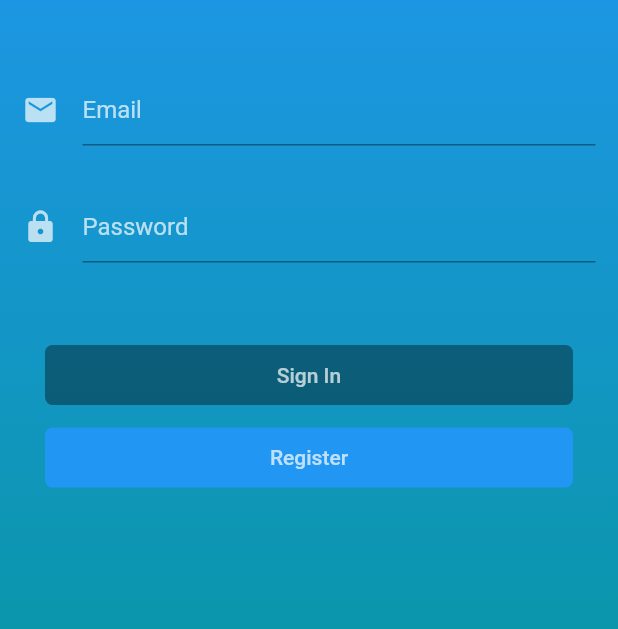
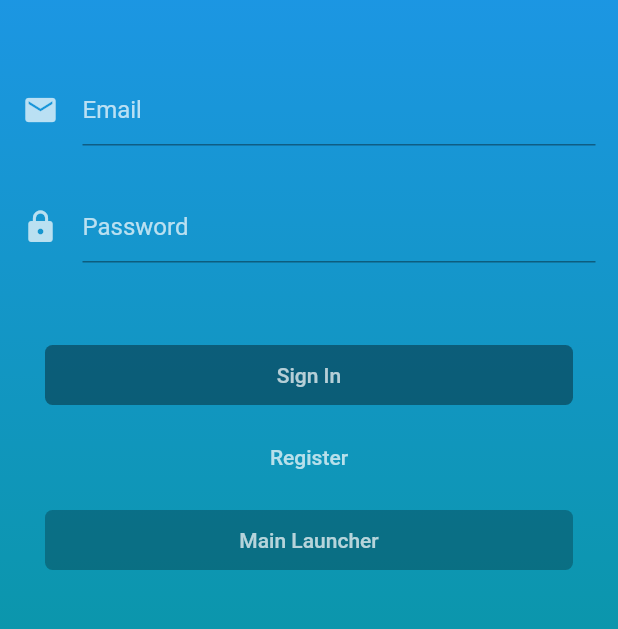
Before and after one commit to AditPutraDev/education, a Flutter app: the screen it shows after launch, on a phone screen of 412 x 824 dp, the part 192-821 px from its top. Run offline on Flutter 3.47's test engine with Material 2 defaults, Android fonts, the phone set to English and light mode, and no system bars; our stand-ins replace shared_preferences.

```diff
--- a/lib/login_page.dart
+++ b/lib/login_page.dart
@@ -40,10 +40,10 @@ class _LoginPageState extends State<LoginPage> {
     );
   }
 
-  signIn(String email, pass) async {
+  signIn(String email, password) async {
     SharedPreferences sharedPreferences = await SharedPreferences.getInstance();
-    Map data = {'email': email, 'password': pass};
-    var jsonResponse = null;
+    Map data = {'email': email, 'password': password};
+    var jsonResponse;
     var response = await http.post("http://comic.id/api-ecourse/user/login.php",
         body: data);
     if (response.statusCode == 200) {
@@ -102,9 +102,26 @@ class _LoginPageState extends State<LoginPage> {
                       MaterialPageRoute(builder: (context) => RegisterPage()));
                 },
                 elevation: 0.0,
-                color: Colors.blue,
+                color: Colors.transparent,
                 child:
                     Text("Register", style: TextStyle(color: Colors.white70)),
+                shape: RoundedRectangleBorder(
+                    borderRadius: BorderRadius.circular(5)),
+              )),
+          Container(
+              width: MediaQuery.of(context).size.width,
+              height: 40,
+              padding: EdgeInsets.symmetric(horizontal: 15),
+              margin: EdgeInsets.only(top: 15),
+              child: RaisedButton(
+                onPressed: () {
+                  Navigator.push(context,
+                      MaterialPageRoute(builder: (context) => MainPage()));
+                },
+                elevation: 0.0,
+                color: Colors.black26,
+                child:
+                Text("Main Launcher", style: TextStyle(color: Colors.white70)),
                 shape: RoundedRectangleBorder(
                     borderRadius: BorderRadius.circular(5)),
               )),
@@ -133,7 +150,7 @@ class _LoginPageState extends State<LoginPage> {
               hintStyle: TextStyle(color: Colors.white70),
             ),
           ),
-          SizedBox(height: 30.0),
+          SizedBox(height: 30),
           TextFormField(
             controller: passwordController,
             cursorColor: Colors.white,
@@ -159,7 +176,7 @@ class _LoginPageState extends State<LoginPage> {
       child: Text("Education",
           style: TextStyle(
               color: Colors.white70,
-              fontSize: 40.0,
+              fontSize: 40,
               fontWeight: FontWeight.bold)),
     );
   }
--- a/lib/main.dart
+++ b/lib/main.dart
@@ -12,7 +12,7 @@ class MyApp extends StatelessWidget {
       title: 'Education',
       debugShowCheckedModeBanner: false,
       theme: ThemeData(
-        primarySwatch: Colors.blue,
+        primarySwatch: Colors.pink,
       ),
       home: MainPage(),
     );
```
Also changed, not shown: lib/register_page.dart (+127 -2 lines).
